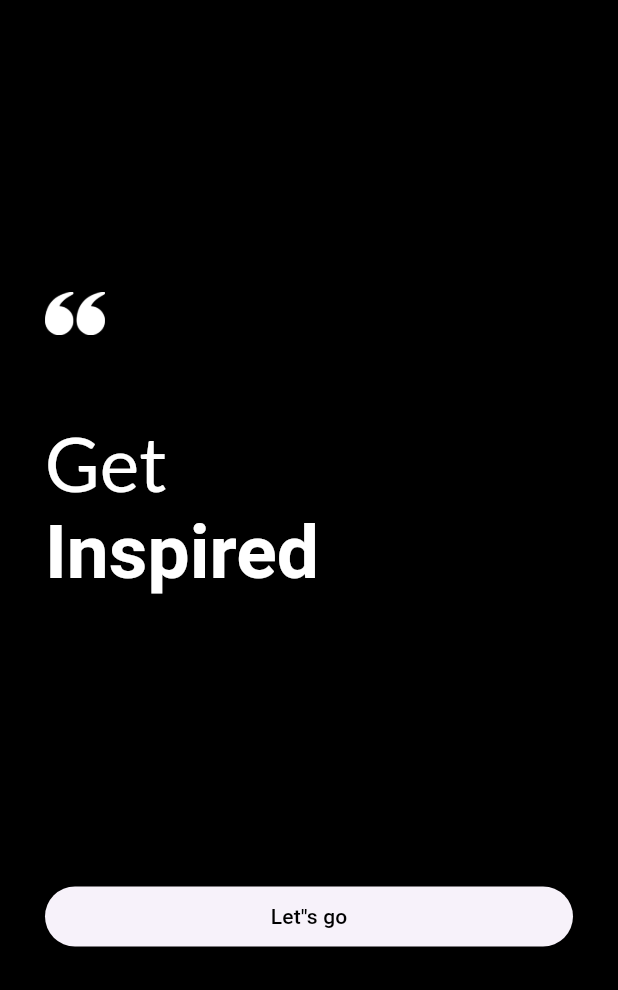
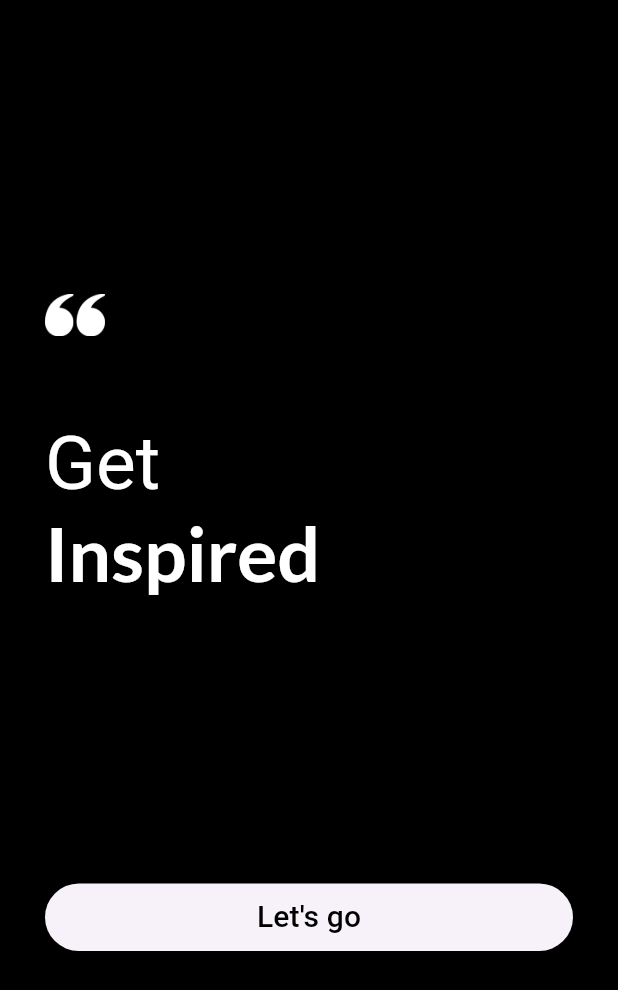
Before and after one commit to abhipawar2004/QuotesApp, a Flutter app: the screen it shows after launch, on a phone screen of 412 x 824 dp. Shown: the top 990 px of the screen. Run offline on Flutter 3.47's test engine with Material 3 defaults, Android fonts, the phone set to English and light mode, and no system bars; our stand-ins replace google_fonts.

```diff
--- a/lib/Screen/HomeScreen.dart
+++ b/lib/Screen/intro_page.dart
@@ -1,9 +1,10 @@
 import 'package:flutter/material.dart';
-import 'package:google_fonts/google_fonts.dart';
 import 'dart:ui';
 
-class HomeScreen extends StatelessWidget {
-  const HomeScreen({super.key});
+import 'package:google_fonts/google_fonts.dart';
+
+class IntroPage extends StatelessWidget {
+  const IntroPage({super.key});
 
   @override
   Widget build(BuildContext context) {
@@ -12,50 +13,49 @@ class HomeScreen extends StatelessWidget {
     return Scaffold(
       backgroundColor: Colors.black,
       body: Container(
-        margin: EdgeInsets.only(left: 30, right: 30),
+        margin: const EdgeInsets.only(left: 30, right: 30),
         child: Column(
           crossAxisAlignment: CrossAxisAlignment.start,
           children: [
-            Spacer(),
+            const Spacer(),
             Image.asset(
               'image/s.png',
               color: Colors.white,
               width: width,
               height: height,
             ),
-            SizedBox(
+            const SizedBox(
               height: 50,
             ),
             RichText(
               text: TextSpan(
-                style: GoogleFonts.lato(
-                  textStyle:
-                   TextStyle(
+                style: const TextStyle(
                   fontSize: 50,
                   color: Colors.white,
                 ),
-                ),
-
                 children: [
-                  TextSpan(text: 'Get\n'),
+                  const TextSpan(text: 'Get\n'),
                   TextSpan(
                     text: 'Inspired',
-                    style: TextStyle(fontWeight: FontWeight.bold),
+                    style: GoogleFonts.lato(
+                      textStyle: const TextStyle(fontWeight: FontWeight.bold),
+                    ),
                   ),
                 ],
               ),
             ),
-            Spacer(),
-            SizedBox(
+            const Spacer(),
+            Container(
+              height: 45,
               width: double.infinity,
               child: ElevatedButton(
                   onPressed: () {},
-                  child: Text(
-                    'Let"s go',
-                    style: TextStyle(color: Colors.black),
+                  child: const Text(
+                    "Let's go",
+                    style: TextStyle(color: Colors.black, fontSize: 20),
                   )),
             ),
-            Spacer(),
+            const Spacer(),
           ],
         ),
       ),
--- a/lib/main.dart
+++ b/lib/main.dart
@@ -1,6 +1,6 @@
 import 'package:flutter/material.dart';
 
-import 'Screen/HomeScreen.dart';
+import 'Screen/intro_page.dart';
 
 void main() {
   runApp(const QuoteApp());
@@ -13,7 +13,7 @@ class QuoteApp extends StatelessWidget {
   Widget build(BuildContext context) {
     return const MaterialApp(
       debugShowCheckedModeBanner: false,
-      home: HomeScreen(),
+      home: IntroPage(),
     );
   }
 }
--- a/pubspec.yaml
+++ b/pubspec.yaml
@@ -36,7 +36,6 @@ dependencies:
   # Use with the CupertinoIcons class for iOS style icons.
   cupertino_icons: ^1.0.2
   google_fonts: ^6.2.0
-
 
 
 dev_dependencies:
```
